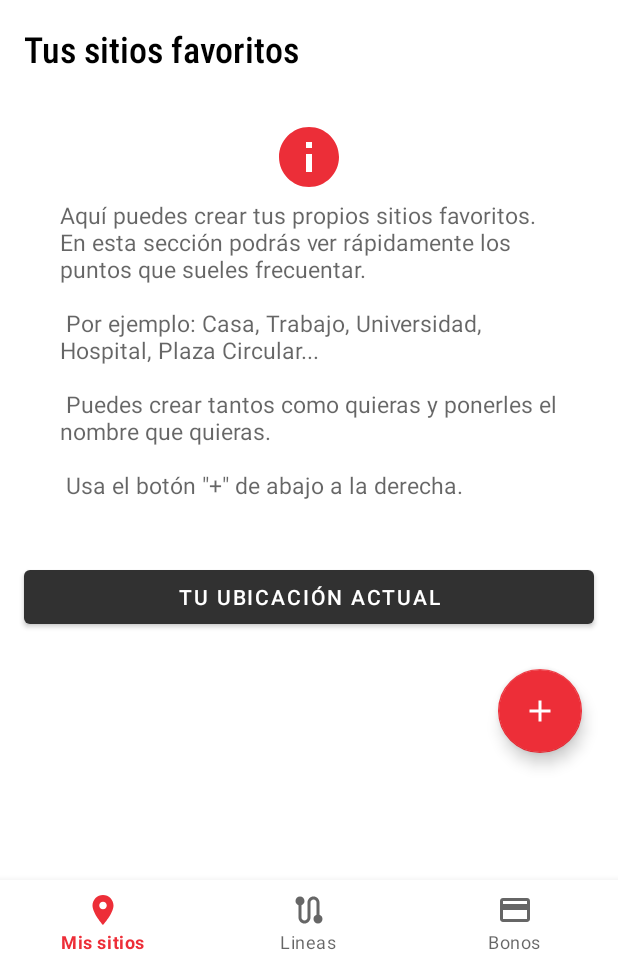
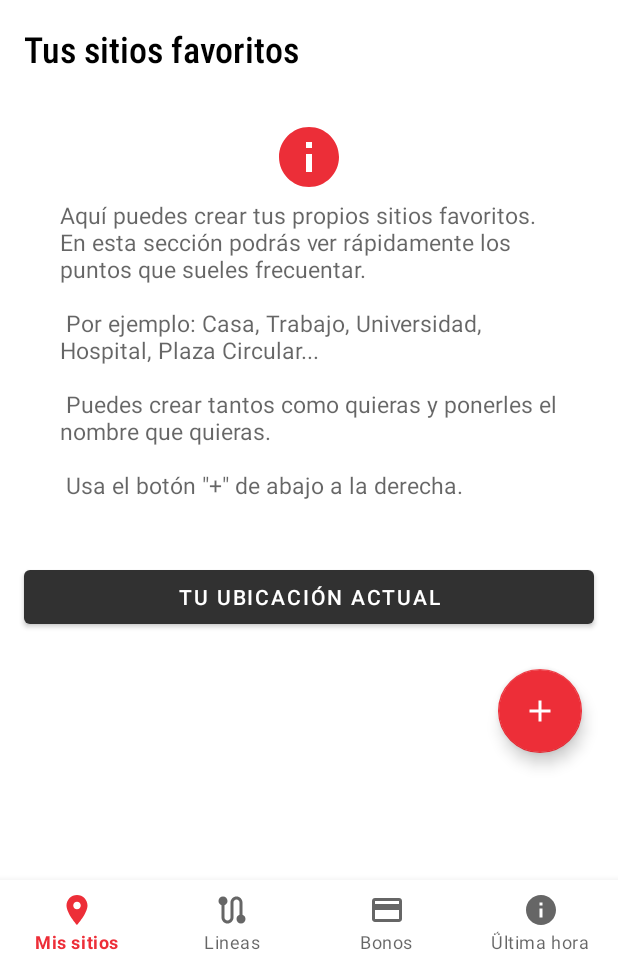
Before and after one commit to youngsdeveloper/busmurcia-app, an Android app: the screen it shows after launch (MainActivity), on a phone screen of 412 x 824 dp, the part 272-1236 px from its top. Run offline under Robolectric (Android 15) with nearby library versions, the phone set to English and light mode, and no system bars; our stand-ins replace Room's generated code, navigation-ui; libraries missing offline, so code that uses them is left out: io.nlopez.smartlocation.

Commit message:
Feature: Sección de Ultima Hora

```diff
--- a/app/src/main/AndroidManifest.xml
+++ b/app/src/main/AndroidManifest.xml
@@ -15,6 +15,7 @@
         android:label="@string/app_name"
         android:roundIcon="@mipmap/ic_launcher_round"
         android:supportsRtl="true"
+        android:usesCleartextTraffic="true"
         android:theme="@style/SplashTheme">
 
 
--- a/app/src/main/java/com/youngsdeveloper/bus_murcia/activites/MainActivity.kt
+++ b/app/src/main/java/com/youngsdeveloper/bus_murcia/activites/MainActivity.kt
@@ -29,7 +29,7 @@ class MainActivity : AppCompatActivity() {
             supportFragmentManager.findFragmentById(R.id.fragment_container_view) as NavHostFragment
         val navController = navHostFragment.navController
 
-        val appBarConfiguration = AppBarConfiguration(setOf(R.id.placesFragment, R.id.bonosFragment, R.id.lineasFragment))
+        val appBarConfiguration = AppBarConfiguration(setOf(R.id.placesFragment, R.id.bonosFragment, R.id.lineasFragment, R.id.ultimaHoraFragment))
         topAppBar.setupWithNavController(navController, appBarConfiguration)
         setSupportActionBar(topAppBar)
 
--- /dev/null
+++ b/app/src/main/res/drawable/ic_image.xml
@@ -0,0 +1,5 @@
+<vector android:height="24dp" android:tint="#ED2D38"
+    android:viewportHeight="24" android:viewportWidth="24"
+    android:width="24dp" xmlns:android="http://schemas.android.com/apk/res/android">
+    <path android:fillColor="@android:color/white" android:pathData="M21,19V5c0,-1.1 -0.9,-2 -2,-2H5c-1.1,0 -2,0.9 -2,2v14c0,1.1 0.9,2 2,2h14c1.1,0 2,-0.9 2,-2zM8.5,13.5l2.5,3.01L14.5,12l4.5,6H5l3.5,-4.5z"/>
+</vector>
--- /dev/null
+++ b/app/src/main/res/drawable/ic_warning.xml
@@ -0,0 +1,5 @@
+<vector android:height="24dp" android:tint="#FFFFFF"
+    android:viewportHeight="24" android:viewportWidth="24"
+    android:width="24dp" xmlns:android="http://schemas.android.com/apk/res/android">
+    <path android:fillColor="@android:color/white" android:pathData="M1,21h22L12,2 1,21zM13,18h-2v-2h2v2zM13,14h-2v-4h2v4z"/>
+</vector>
--- a/app/src/main/res/layout/activity_main.xml
+++ b/app/src/main/res/layout/activity_main.xml
@@ -53,7 +53,7 @@
         android:layout_height="wrap_content"
         app:layout_constraintBottom_toBottomOf="parent"
         app:layout_constraintEnd_toEndOf="parent"
-
+        app:labelVisibilityMode="labeled"
         app:menu="@menu/menu_bottom_navigation"
         app:layout_constraintStart_toStartOf="parent" />
 
--- a/app/src/main/res/menu/menu_bottom_navigation.xml
+++ b/app/src/main/res/menu/menu_bottom_navigation.xml
@@ -1,5 +1,6 @@
 <?xml version="1.0" encoding="utf-8"?>
-<menu xmlns:android="http://schemas.android.com/apk/res/android">
+<menu xmlns:android="http://schemas.android.com/apk/res/android"
+    xmlns:app="http://schemas.android.com/apk/res-auto">
     <item
         android:id="@+id/placesFragment"
         android:enabled="true"
@@ -24,4 +25,11 @@
         android:enabled="true"
         android:icon="@drawable/ic_card"
         android:title="Bonos"/>
+
+
+    <item
+        android:id="@+id/ultimaHoraFragment"
+        android:enabled="true"
+        android:icon="@drawable/ic_info"
+        android:title="Ǘltima hora"/>
 </menu>
--- a/app/src/main/res/navigation/main_graph.xml
+++ b/app/src/main/res/navigation/main_graph.xml
@@ -121,4 +121,22 @@
         android:name="com.youngsdeveloper.bus_murcia.fragments.FAQFragment"
         android:label="Preguntas frecuentes"
         tools:layout="@layout/fragment_faq" />
+    <fragment
+        android:id="@+id/ultimaHoraFragment"
+        android:name="com.youngsdeveloper.bus_murcia.fragments.UltimaHoraFragment"
+        android:label="Ultima hora"
+        tools:layout="@layout/fragment_ultima_hora" >
+        <action
+            android:id="@+id/action_ultimaHoraFragment_to_alertFragment"
+            app:destination="@id/alertFragment" />
+    </fragment>
+    <fragment
+        android:id="@+id/alertFragment"
+        android:name="com.youngsdeveloper.bus_murcia.fragments.AlertFragment"
+        android:label="Alerta"
+        tools:layout="@layout/fragment_alert" >
+        <argument
+            android:name="codigo"
+            app:argType="string" />
+    </fragment>
 </navigation>
```
Also changed, not shown: app/build.gradle (+24 -3 lines), app/src/main/java/com/youngsdeveloper/bus_murcia/adapters/AlertAdapter.kt (added, +45 -0 lines), app/src/main/java/com/youngsdeveloper/bus_murcia/fragments/AlertFragment.kt (added, +89 -0 lines), app/src/main/java/com/youngsdeveloper/bus_murcia/fragments/UltimaHoraFragment.kt (added, +100 -0 lines), app/src/main/res/layout/fragment_alert.xml (added, +28 -0 lines), app/src/main/res/layout/fragment_ultima_hora.xml (added, +26 -0 lines), app/src/main/res/layout/item_alert.xml (added, +56 -0 lines).
